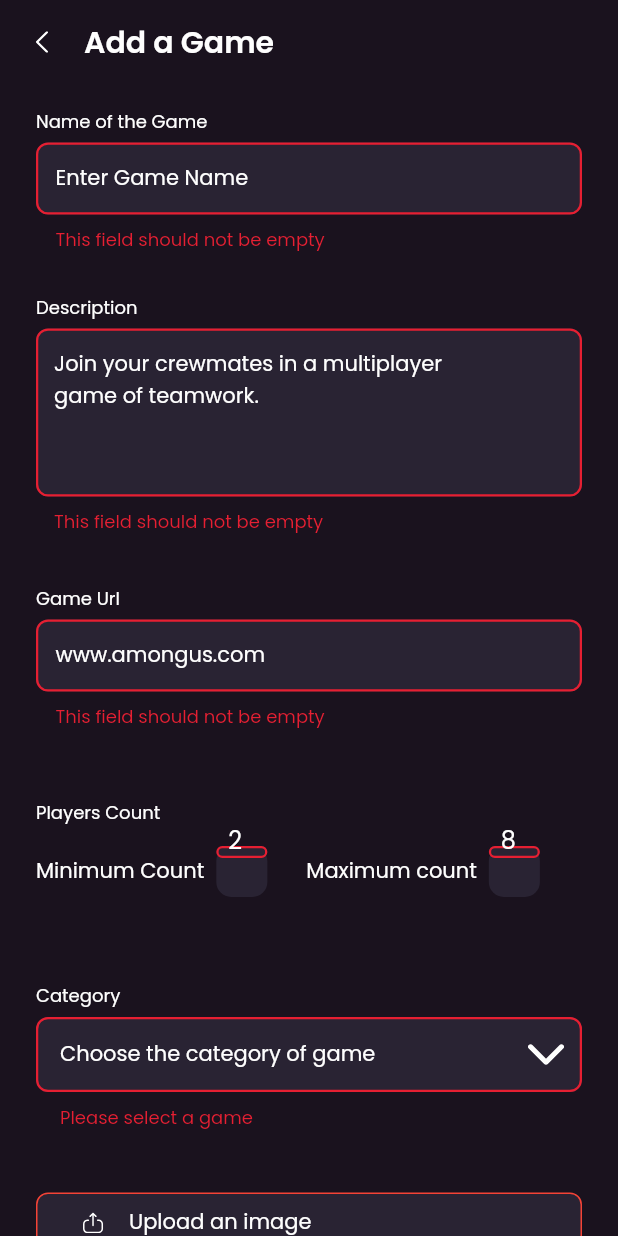
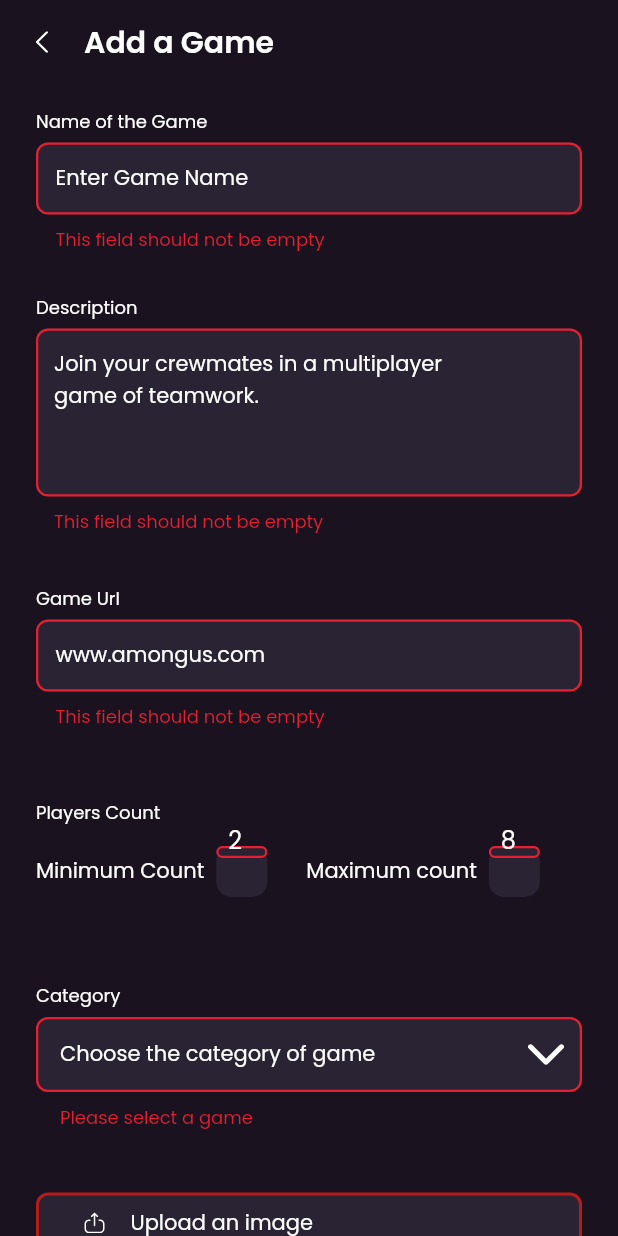
Before and after one commit to FresherDeveloper/fidigames, a Flutter app: the AddGame screen opened directly, after a tap on "Submit", on a phone screen of 412 x 824 dp. Run offline on Flutter 3.47's test engine with Material 2 defaults, Android fonts, the phone set to English and light mode, and no system bars; our stand-ins replace file_picker, flutter_svg, google_fonts, logger, shared_preferences; accounts and stored records are empty.

Commit message:
channge colour for error in text and container ang give padding for text in upload button

```diff
--- a/lib/screens/add_game.dart
+++ b/lib/screens/add_game.dart
@@ -97,7 +97,7 @@ class _AddGameState extends State<AddGame> {
       // print(await response.stream.bytesToString());
       var gameData = await response.stream.bytesToString();
       AddGameModel game = addGameModelFromJson(gameData);
-      Logger().d(game.toJson());
+      Logger().d(gameData);
       if (game.msg != null) {
         // Navigator.pop(context);
 
@@ -205,6 +205,8 @@ class _AddGameState extends State<AddGame> {
                     height: 41,
                   ),
                   Column(
+
+                   crossAxisAlignment: CrossAxisAlignment.start,
                     children: [
                       Upload(
                         onSelectImage: (String imagepath) {
@@ -220,9 +222,12 @@ class _AddGameState extends State<AddGame> {
                             (imageUrl == null && showImageUploadError == true),
                       ),
                       if (imageUrl == null && showImageUploadError == true)
-                        const Text(
-                          'Please Upload Image',
-                          style: TextStyle(color: Colors.red),
+                         Padding(
+                          padding: EdgeInsets.all(8.0),
+                          child:  Text(
+                            'Please Upload Image',
+                            style: TextStyle(color: Colors.red[700] ,fontSize: 12,),
+                          ),
                         )
                     ],
                   ),
--- a/lib/widgets/upload.dart
+++ b/lib/widgets/upload.dart
@@ -64,7 +64,8 @@ class _UploadState extends State<Upload> {
                 color: const Color(0xff292333),
                 borderRadius: BorderRadius.circular(8),
                 border: Border.all(
-                  color: widget.erroroccured?Colors.red:Colors.white70,
+                  width: 2,
+                  color: widget.erroroccured?Colors.red.shade900:Colors.white30,
                 ),
               ),
               child: Row(
```
